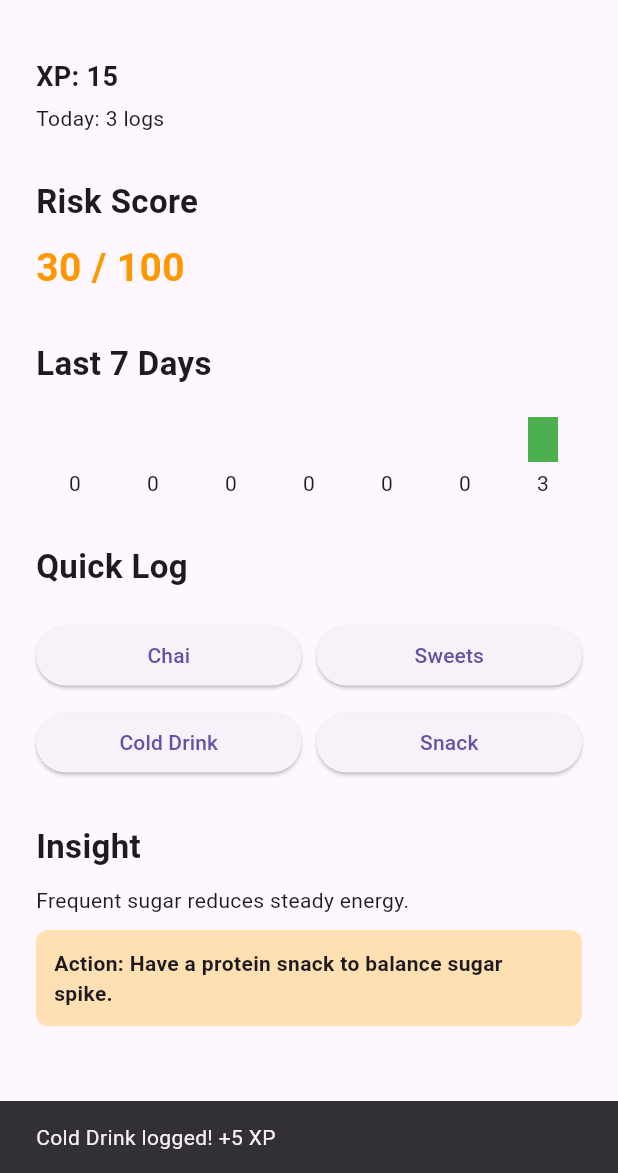
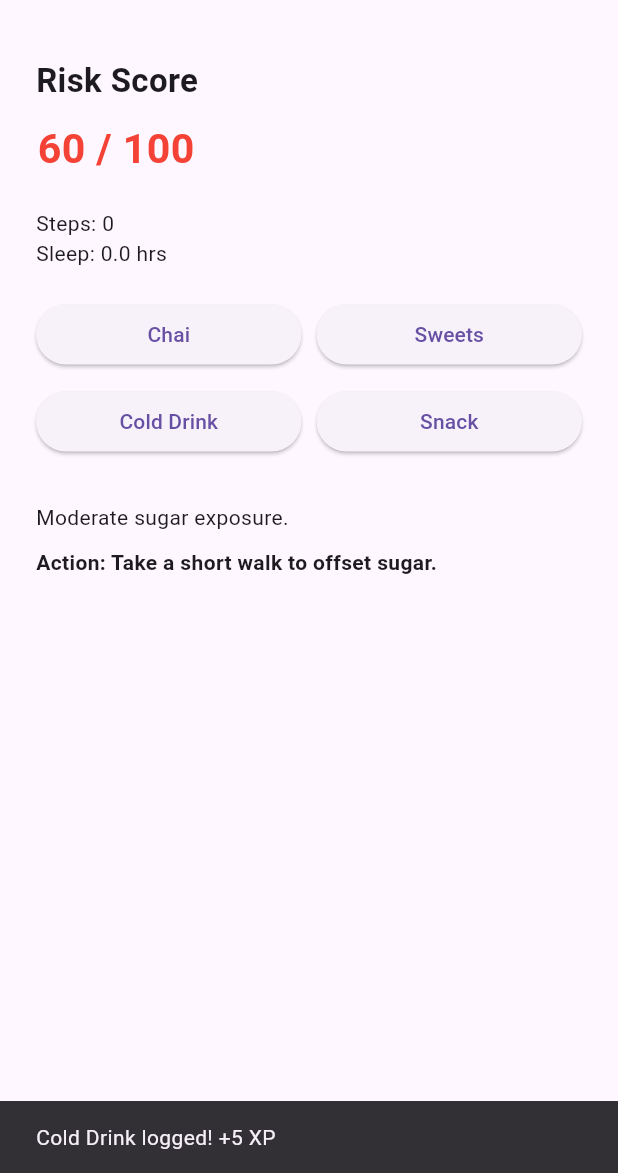
Before and after one commit to vinayak297/SpikeLess, a Flutter app: the DashboardScreen screen opened directly with empty values, after a tap on "Chai", after a tap on "Sweets", after a tap on "Cold Drink", on a phone screen of 412 x 824 dp, the part 63-1236 px from its top. Run offline on Flutter 3.47's test engine with Material 3 defaults, Android fonts, the phone set to English and light mode, and no system bars; our stand-ins replace shared_preferences; accounts and stored records are empty.

Commit message:
Added passive health simulation, enhanced risk engine and micro-interactions

```diff
--- a/lib/main.dart
+++ b/lib/main.dart
@@ -1,3 +1,4 @@
+import 'dart:math';
 import 'package:flutter/material.dart';
 import 'package:shared_preferences/shared_preferences.dart';
 
@@ -42,8 +43,7 @@ class _AgeScreenState extends State<AgeScreen> {
             const Text("Step 1 of 4"),
             const SizedBox(height: 20),
             const Text("Select your age",
-                style: TextStyle(
-                    fontSize: 26, fontWeight: FontWeight.bold)),
+                style: TextStyle(fontSize: 26, fontWeight: FontWeight.bold)),
             const SizedBox(height: 40),
             Text(age.toInt().toString(),
                 style: const TextStyle(fontSize: 40)),
@@ -51,9 +51,7 @@ class _AgeScreenState extends State<AgeScreen> {
               min: 10,
               max: 80,
               value: age,
-              onChanged: (value) {
-                setState(() => age = value);
-              },
+              onChanged: (value) => setState(() => age = value),
             ),
             const Spacer(),
             ElevatedButton(
@@ -61,8 +59,7 @@ class _AgeScreenState extends State<AgeScreen> {
                 Navigator.push(
                   context,
                   MaterialPageRoute(
-                      builder: (_) =>
-                          HeightScreen(age: age.toInt())),
+                      builder: (_) => HeightScreen(age: age.toInt())),
                 );
               },
               child: const Text("Continue"),
@@ -100,8 +97,7 @@ class _HeightScreenState extends State<HeightScreen> {
             const Text("Step 2 of 4"),
             const SizedBox(height: 20),
             const Text("Select your height (cm)",
-                style: TextStyle(
-                    fontSize: 26, fontWeight: FontWeight.bold)),
+                style: TextStyle(fontSize: 26, fontWeight: FontWeight.bold)),
             const SizedBox(height: 40),
             Text(height.toInt().toString(),
                 style: const TextStyle(fontSize: 40)),
@@ -109,9 +105,7 @@ class _HeightScreenState extends State<HeightScreen> {
               min: 100,
               max: 220,
               value: height,
-              onChanged: (value) {
-                setState(() => height = value);
-              },
+              onChanged: (value) => setState(() => height = value),
             ),
             const Spacer(),
             ElevatedButton(
@@ -163,8 +157,7 @@ class _WeightScreenState extends State<WeightScreen> {
             const Text("Step 3 of 4"),
             const SizedBox(height: 20),
             const Text("Select your weight (kg)",
-                style: TextStyle(
-                    fontSize: 26, fontWeight: FontWeight.bold)),
+                style: TextStyle(fontSize: 26, fontWeight: FontWeight.bold)),
             const SizedBox(height: 40),
             Text(weight.toInt().toString(),
                 style: const TextStyle(fontSize: 40)),
@@ -172,30 +165,88 @@ class _WeightScreenState extends State<WeightScreen> {
               min: 30,
               max: 150,
               value: weight,
-              onChanged: (value) {
-                setState(() => weight = value);
-              },
+              onChanged: (value) => setState(() => weight = value),
             ),
             const Spacer(),
             ElevatedButton(
               onPressed: () {
                 double bmi =
-                    weight / ((widget.height / 100) *
-                        (widget.height / 100));
+                    weight / ((widget.height / 100) * (widget.height / 100));
+
+                Navigator.pushReplacement(
+                  context,
+                  MaterialPageRoute(
+                      builder: (_) => HealthPermissionScreen(
+                            age: widget.age,
+                            height: widget.height,
+                            weight: weight.toInt(),
+                            bmi: bmi,
+                          )),
+                );
+              },
+              child: const Text("Finish"),
+            )
+          ],
+        ),
+      ),
+    );
+  }
+}
+
+////////////////////////////////////////////////////////////
+/// HEALTH PERMISSION SCREEN
+////////////////////////////////////////////////////////////
+
+class HealthPermissionScreen extends StatelessWidget {
+  final int age;
+  final int height;
+  final int weight;
+  final double bmi;
+
+  const HealthPermissionScreen(
+      {super.key,
+      required this.age,
+      required this.height,
+      required this.weight,
+      required this.bmi});
+
+  @override
+  Widget build(BuildContext context) {
+    return Scaffold(
+      body: Padding(
+        padding: const EdgeInsets.all(24),
+        child: Column(
+          mainAxisAlignment: MainAxisAlignment.center,
+          children: [
+            const Text("Allow access to step & sleep data?",
+                style: TextStyle(
+                    fontSize: 22, fontWeight: FontWeight.bold)),
+            const SizedBox(height: 20),
+            const Text(
+                "SpikeLess uses passive activity data to personalize risk insights."),
+            const SizedBox(height: 40),
+            ElevatedButton(
+              onPressed: () {
+                Random random = Random();
+                int steps = 2000 + random.nextInt(7000);
+                double sleep =
+                    4 + random.nextInt(5).toDouble();
 
                 Navigator.pushReplacement(
                   context,
                   MaterialPageRoute(
                       builder: (_) => DashboardScreen(
-                            age: widget.age,
-                            height: widget.height,
-                            weight: weight.toInt(),
+                            age: age,
+                            height: height,
+                            weight: weight,
                             bmi: bmi,
                             gender: "Male",
+                            steps: steps,
+                            sleepHours: sleep,
                           )),
                 );
               },
-              child: const Text("Finish"),
+              child: const Text("Allow & Continue"),
             )
           ],
         ),
@@ -214,6 +265,8 @@ class DashboardScreen extends StatefulWidget {
   final int weight;
   final double bmi;
   final String gender;
+  final int steps;
+  final double sleepHours;
 
   const DashboardScreen(
       {super.key,
@@ -221,14 +274,17 @@ class DashboardScreen extends StatefulWidget {
       required this.height,
       required this.weight,
       required this.bmi,
-      required this.gender});
+      required this.gender,
+      required this.steps,
+      required this.sleepHours});
 
   @override
   State<DashboardScreen> createState() =>
       _DashboardScreenState();
 }
 
-class _DashboardScreenState extends State<DashboardScreen> {
+class _DashboardScreenState extends State<DashboardScreen>
+    with SingleTickerProviderStateMixin {
   int xp = 0;
   int todaySugarCount = 0;
   List<int> weeklyCounts = List.filled(7, 0);
@@ -238,11 +294,43 @@ class _DashboardScreenState extends State<DashboardScreen> {
       "Log your first sugar intake today 🌿";
   String correctiveAction = "";
 
+  late AnimationController _controller;
+
   @override
   void initState() {
     super.initState();
     loadTodayCount();
     loadWeeklyData();
+
+    _controller = AnimationController(
+        vsync: this,
+        duration: const Duration(milliseconds: 300),
+        lowerBound: 0.9,
+        upperBound: 1.1)
+      ..repeat(reverse: true);
+  }
+
+  void calculateRisk() {
+    int score = 0;
+
+    if (widget.bmi > 25) score += 20;
+
+    if (todaySugarCount == 1)
+      score += 10;
+    else if (todaySugarCount == 2)
+      score += 20;
+    else if (todaySugarCount >= 3) score += 30;
+
+    int weeklyTotal =
+        weeklyCounts.reduce((a, b) => a + b);
+    if (weeklyTotal >= 5) score += 20;
+
+    if (widget.steps < 4000) score += 15;
+    if (widget.sleepHours < 6) score += 15;
+
+    if (score > 100) score = 100;
+
+    setState(() => riskScore = score);
   }
 
   Future<void> loadTodayCount() async {
@@ -253,14 +341,11 @@ class _DashboardScreenState extends State<DashboardScreen> {
     List<String> logs =
         prefs.getStringList("sugar_logs") ?? [];
 
-    int count =
+    todaySugarCount =
         logs.where((d) => d == today).length;
 
-    setState(() {
-      todaySugarCount = count;
-    });
-
     calculateRisk();
+    setState(() {});
   }
 
   Future<void> loadWeeklyData() async {
@@ -268,57 +353,22 @@ class _DashboardScreenState extends State<DashboardScreen> {
     List<String> logs =
         prefs.getStringList("sugar_logs") ?? [];
 
-    List<int> counts = List.filled(7, 0);
-
     for (int i = 0; i < 7; i++) {
       DateTime day =
           DateTime.now().subtract(Duration(days: i));
       String dateStr =
           day.toIso8601String().split("T").first;
 
-      counts[6 - i] =
+      weeklyCounts[6 - i] =
           logs.where((d) => d == dateStr).length;
     }
 
-    setState(() {
-      weeklyCounts = counts;
-    });
-
     calculateRisk();
-  }
-
-  void calculateRisk() {
-    int score = 0;
-
-    if (widget.bmi > 25) {
-      score += 20;
-    }
-
-    if (todaySugarCount == 1) {
-      score += 10;
-    } else if (todaySugarCount == 2) {
-      score += 20;
-    } else if (todaySugarCount >= 3) {
-      score += 30;
-    }
-
-    int weeklyTotal =
-        weeklyCounts.reduce((a, b) => a + b);
-
-    if (weeklyTotal >= 5) {
-      score += 20;
-    }
-
-    if (score > 100) score = 100;
-
-    setState(() {
-      riskScore = score;
-    });
+    setState(() {});
   }
 
   void logSugar(String item) async {
     final prefs = await SharedPreferences.getInstance();
-
     String today =
         DateTime.now().toIso8601String().split("T").first;
 
@@ -332,29 +382,17 @@ class _DashboardScreenState extends State<DashboardScreen> {
     rewards.shuffle();
     int randomReward = rewards.first;
 
-    String action;
+    xp += randomReward;
 
-    if (widget.bmi > 25 && todaySugarCount >= 2) {
-      action = "Take a 10-minute brisk walk now.";
-    } else if (todaySugarCount >= 3) {
-      action = "Drink 2 glasses of water immediately.";
-    } else {
-      action =
-          "Have a protein snack to balance sugar spike.";
-    }
+    correctiveAction =
+        widget.steps < 4000
+            ? "Take a short walk to offset sugar."
+            : "Drink water and balance with protein.";
 
-    setState(() {
-      xp += randomReward;
-      correctiveAction = action;
-
-      if (widget.bmi > 25) {
     insightMessage =
-            "Higher BMI may prolong glucose spikes.";
-      } else {
-        insightMessage =
-            "Frequent sugar reduces steady energy.";
-      }
-    });
+        riskScore > 60
+            ? "High risk of glucose spike today."
+            : "Moderate sugar exposure.";
 
     await loadTodayCount();
     await loadWeeklyData();
@@ -362,8 +400,7 @@ class _DashboardScreenState extends State<DashboardScreen> {
     ScaffoldMessenger.of(context).showSnackBar(
       SnackBar(
           content:
-            Text("$item logged! +$randomReward XP"),
-      ),
+              Text("$item logged! +$randomReward XP")),
     );
   }
 
@@ -372,22 +409,6 @@ class _DashboardScreenState extends State<DashboardScreen> {
       child: ElevatedButton(
         onPressed: () => logSugar(label),
         child: Text(label),
-      ),
-    );
-  }
-
-  Widget buildBar(int value) {
-    return Expanded(
-      child: Column(
-        children: [
-          Container(
-            height: value * 10.0,
-            width: 20,
-            color: Colors.green,
-          ),
-          const SizedBox(height: 4),
-          Text(value.toString()),
-        ],
       ),
     );
   }
@@ -404,54 +425,28 @@ class _DashboardScreenState extends State<DashboardScreen> {
       appBar: AppBar(title: const Text("SpikeLess")),
       body: Padding(
         padding: const EdgeInsets.all(24),
-        child: SingleChildScrollView(
         child: Column(
           crossAxisAlignment:
               CrossAxisAlignment.start,
           children: [
-              Text("XP: $xp",
-                  style: const TextStyle(
-                      fontSize: 18,
-                      fontWeight: FontWeight.bold)),
-              const SizedBox(height: 5),
-              Text("Today: $todaySugarCount logs"),
-              const SizedBox(height: 30),
-
             const Text("Risk Score",
                 style: TextStyle(
                     fontSize: 22,
                     fontWeight: FontWeight.bold)),
             const SizedBox(height: 10),
-              Text(
+            ScaleTransition(
+              scale: _controller,
+              child: Text(
                 "$riskScore / 100",
                 style: TextStyle(
-                    fontSize: 26,
+                    fontSize: 28,
                     fontWeight: FontWeight.bold,
                     color: getRiskColor()),
               ),
-
-              const SizedBox(height: 30),
-
-              const Text("Last 7 Days",
-                  style: TextStyle(
-                      fontSize: 22,
-                      fontWeight: FontWeight.bold)),
+            ),
             const SizedBox(height: 20),
-
-              Row(
-                crossAxisAlignment:
-                    CrossAxisAlignment.end,
-                children: weeklyCounts
-                    .map((count) => buildBar(count))
-                    .toList(),
-              ),
-
-              const SizedBox(height: 30),
-
-              const Text("Quick Log",
-                  style: TextStyle(
-                      fontSize: 22,
-                      fontWeight: FontWeight.bold)),
+            Text("Steps: ${widget.steps}"),
+            Text("Sleep: ${widget.sleepHours} hrs"),
             const SizedBox(height: 20),
 
             Row(
@@ -471,31 +466,13 @@ class _DashboardScreenState extends State<DashboardScreen> {
             ),
 
             const SizedBox(height: 30),
-
-              const Text("Insight",
-                  style: TextStyle(
-                      fontSize: 22,
-                      fontWeight: FontWeight.bold)),
-              const SizedBox(height: 10),
             Text(insightMessage),
-
             const SizedBox(height: 10),
             if (correctiveAction.isNotEmpty)
-                Container(
-                  padding: const EdgeInsets.all(12),
-                  decoration: BoxDecoration(
-                    color: Colors.orange.shade100,
-                    borderRadius:
-                        BorderRadius.circular(8),
-                  ),
-                  child: Text(
-                    "Action: $correctiveAction",
+              Text("Action: $correctiveAction",
                   style: const TextStyle(
-                        fontWeight: FontWeight.bold),
-                  ),
-                ),
+                      fontWeight: FontWeight.bold)),
           ],
-          ),
         ),
       ),
     );
```
Lines whose indentation alone changed are shown as unchanged.
